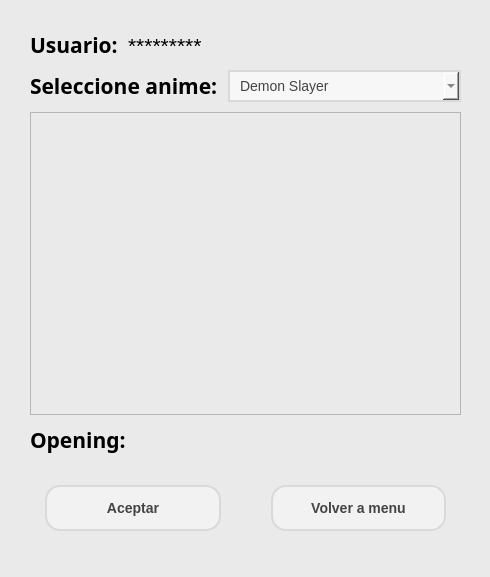
nvargas24/Sistema_medicion_de_rodamientos-SMR, file menu_usuario/Qt/window_main.ui: the form before one commit.
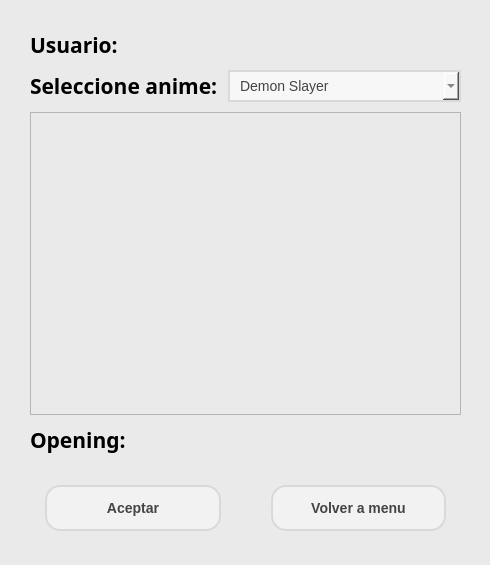
The form after the commit.

```diff
--- a/menu_usuario/Qt/window_main.ui
+++ b/menu_usuario/Qt/window_main.ui
@@ -7,7 +7,7 @@
     <x>0</x>
     <y>0</y>
     <width>490</width>
-    <height>577</height>
+    <height>565</height>
    </rect>
   </property>
   <property name="windowTitle">
@@ -64,7 +64,7 @@
           </font>
          </property>
          <property name="text">
-          <string>*********</string>
+          <string/>
          </property>
         </widget>
        </item>
@@ -178,16 +178,18 @@
        <property name="frameShadow">
         <enum>QFrame::Raised</enum>
        </property>
-       <widget class="QWidget" name="verticalLayoutWidget_2">
+       <widget class="QLabel" name="image">
         <property name="geometry">
          <rect>
-          <x>9</x>
-          <y>9</y>
-          <width>411</width>
+          <x>10</x>
+          <y>10</y>
+          <width>401</width>
           <height>271</height>
          </rect>
         </property>
-        <layout class="QVBoxLayout" name="image"/>
+        <property name="text">
+         <string/>
+        </property>
        </widget>
       </widget>
      </item>
```
Left out of the diff: 6 changed lines with no effect on the pictures.
